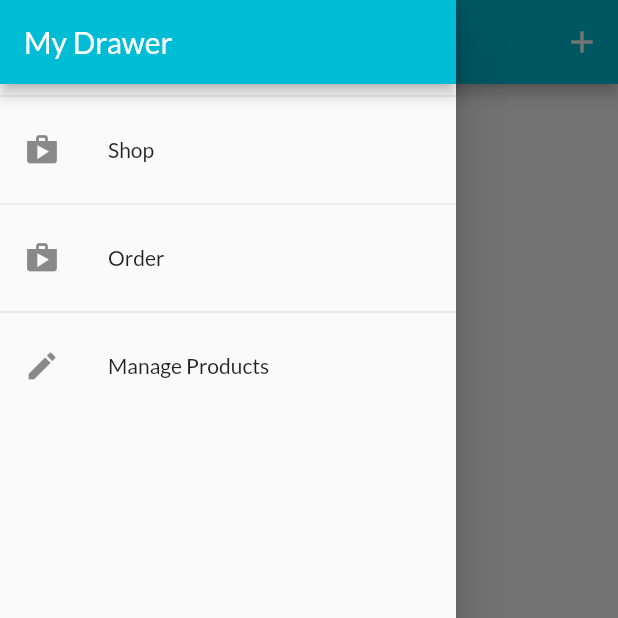
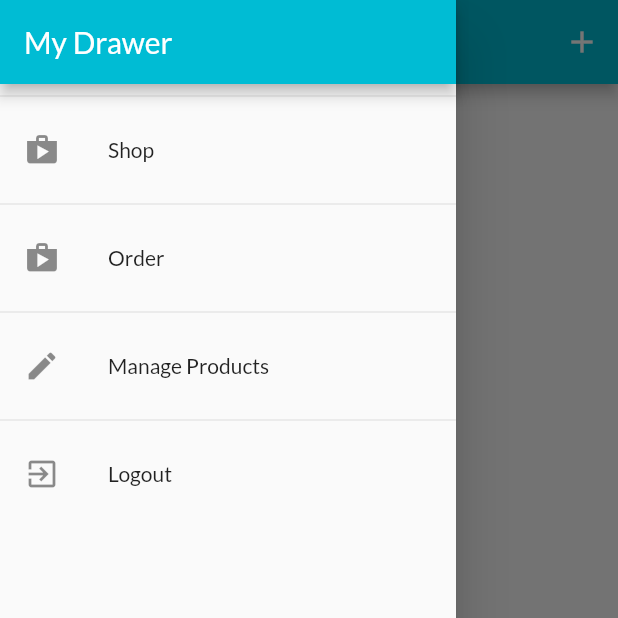
Before and after one commit to sagar-sangani/shoap_app, a Flutter app: the UserProductScreen screen opened by its route, with the side drawer open, on a phone screen of 412 x 824 dp, the top half of it. Run offline on Flutter 3.47's test engine with Material 2 defaults, Android fonts, the phone set to English and light mode, and no system bars; network calls fail.

Commit message:
adding logout functionality

```diff
--- a/lib/providers/orders.dart
+++ b/lib/providers/orders.dart
@@ -20,7 +20,8 @@
 class Orders with ChangeNotifier {
   List<OrderItem> _orders = [];
   final String authToken;
-  Orders(this.authToken, this._orders);
+  final String userId;
+  Orders(this.authToken, this.userId, this._orders);
 
   List<OrderItem> get orders {
     return [..._orders];
@@ -28,7 +29,7 @@
 
   Future<void> fetchAndSetOrders() async {
     final url = Uri.parse(
-        'https://meal-app2022-default-rtdb.firebaseio.com/orders.json?auth=$authToken');
+        'https://meal-app2022-default-rtdb.firebaseio.com/orders/$userId.json?auth=$authToken');
     final response = await http.get(url);
     final List<OrderItem> loadedOrders = [];
     final exstractedData = json.decode(response.body) as Map<String, dynamic>;
@@ -54,7 +55,7 @@
 
   Future<void> addOrder(List<CartItem> cartProducts, double total) async {
     final url = Uri.parse(
-        'https://meal-app2022-default-rtdb.firebaseio.com/orders.json?auth=$authToken');
+        'https://meal-app2022-default-rtdb.firebaseio.com/orders/$userId.json?auth=$authToken');
     final timesamp = DateTime.now();
     final response = await http.post(
       url,
--- a/lib/screens/user_product_screen.dart
+++ b/lib/screens/user_product_screen.dart
@@ -8,13 +8,16 @@
 class UserProductScreen extends StatelessWidget {
   const UserProductScreen({Key key}) : super(key: key);
   static const routeName = '/user-products';
+
   Future<void> _refreshProducts(BuildContext context) async {
-    Provider.of<Products>(context, listen: false).fetchAndSetProduct();
+    await Provider.of<Products>(context, listen: false)
+        .fetchAndSetProduct(true);
   }
 
   @override
   Widget build(BuildContext context) {
-    final productData = Provider.of<Products>(context);
+    // final productsData = Provider.of<Products>(context);
+    print('rebuilding....');
     return Scaffold(
       appBar: AppBar(
         title: Text('Your Products'),
@@ -28,18 +31,26 @@
         ],
       ),
       drawer: AppDrawer(),
-      body: RefreshIndicator(
+      body: FutureBuilder(
+        future: _refreshProducts(context),
+        builder: (ctx, snapshot) =>
+            snapshot.connectionState == ConnectionState.waiting
+                ? Center(
+                    child: CircularProgressIndicator(),
+                  )
+                : RefreshIndicator(
                     onRefresh: () => _refreshProducts(context),
-        child: Padding(
+                    child: Consumer<Products>(
+                      builder: (ctx, productsData, _) => Padding(
                         padding: EdgeInsets.all(8),
                         child: ListView.builder(
-            itemCount: productData.items.length,
+                          itemCount: productsData.items.length,
                           itemBuilder: (_, i) => Column(
                             children: [
                               UserProductItem(
-                  id: productData.items[i].id,
-                  title: productData.items[i].title,
-                  imageUrl: productData.items[i].imageUrl,
+                                id: productsData.items[i].id,
+                                title: productsData.items[i].title,
+                                imageUrl: productsData.items[i].imageUrl,
                               ),
                               Divider(),
                             ],
@@ -47,6 +58,8 @@
                         ),
                       ),
                     ),
+                  ),
+      ),
     );
   }
 }
--- a/lib/widgets/app_drawer.dart
+++ b/lib/widgets/app_drawer.dart
@@ -1,6 +1,8 @@
 import 'package:flutter/material.dart';
+import 'package:flutter_complete_guide/providers/auth.dart';
 import 'package:flutter_complete_guide/screens/order_screen.dart';
 import 'package:flutter_complete_guide/screens/user_product_screen.dart';
+import 'package:provider/provider.dart';
 
 class AppDrawer extends StatelessWidget {
   const AppDrawer({Key key}) : super(key: key);
@@ -39,6 +41,17 @@
                   .pushReplacementNamed(UserProductScreen.routeName);
             },
           ),
+          Divider(),
+          ListTile(
+            leading: Icon(Icons.exit_to_app),
+            title: Text('Logout'),
+            onTap: () {
+              Navigator.of(context).pop();
+              // Navigator.of(context)
+              //     .pushReplacementNamed(UserProductScreen.routeName);
+              Provider.of<Auth>(context, listen: false).logout();
+            },
+          ),
         ],
       ),
     );
```
Also changed, not shown: lib/app.dart (+5 -2 lines), lib/providers/auth.dart (+7 -0 lines), lib/providers/products.dart (+5 -2 lines). Lines whose indentation alone changed are shown as unchanged.
